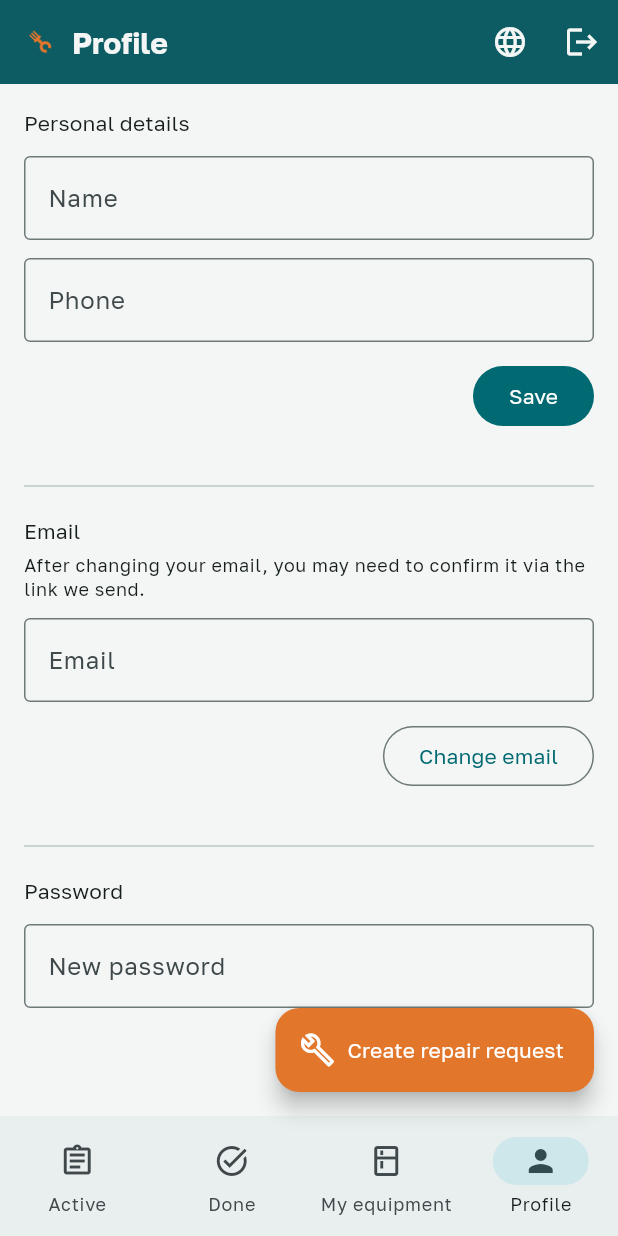
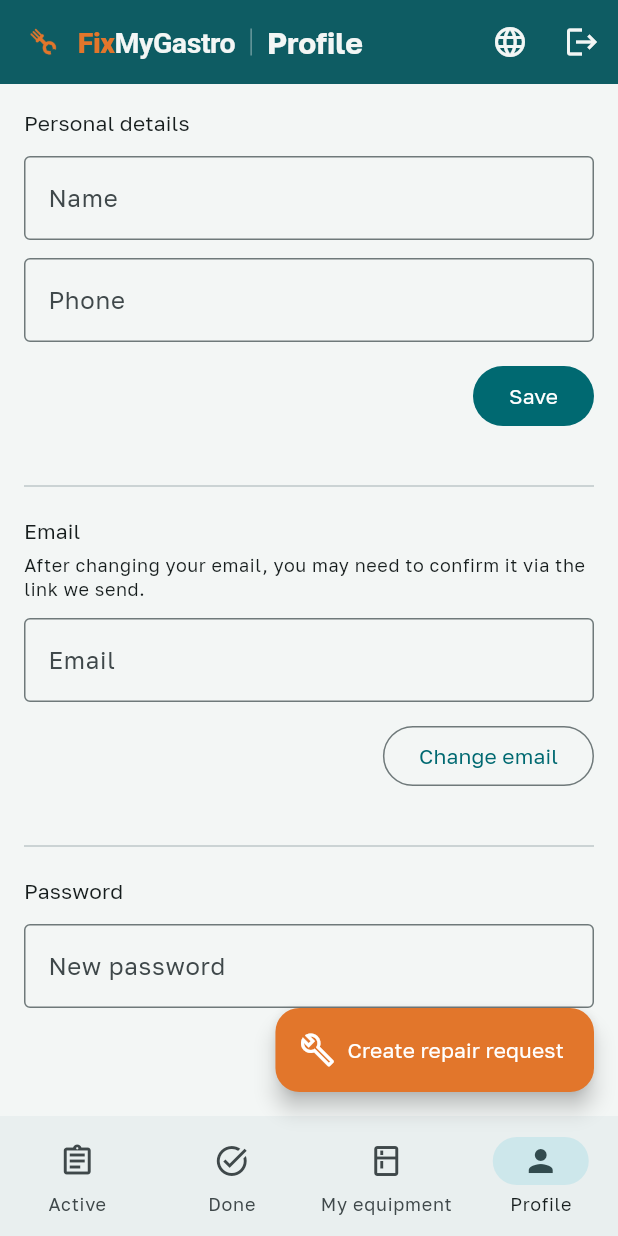
Before and after one commit to savvivs-droid/Project-service, a Flutter app: the screen it shows once a user with an empty profile is signed in, item 4 of the bottom bar chosen, on a phone screen of 412 x 824 dp. Run offline on Flutter 3.47's test engine with Material 3 defaults, Android fonts, the phone set to English and light mode, and no system bars; our stand-ins replace flutter_dotenv, image_picker, shared_preferences, supabase_flutter; accounts and stored records are empty.

Commit message:
Убрать дублирующий телефон заведения, добавить код страны, показывать бренд везде
При регистрации клиент указывал телефон дважды — свой личный и
отдельно контактный телефон заведения. Убрано второе поле, оба места
в базе (profiles.phone и establishments.contact_phone) теперь
заполняются одним и тем же номером. У поля личного телефона добавлен
выбор кода страны (Чехия +420 по умолчанию, плюс соседние и
поддерживаемые локализацией страны).

Название FixMyGastro теперь всегда видно в шапке AppBar на всех
экранах через общий виджет AppBrandAppBarTitle — раньше бренд был
только на 3 "домашних" экранах (и то одним значком без текста), а на
экранах вроде заявки, чата или карточки оборудования не было вовсе.

```diff
--- a/lib/core/widgets/app_brand.dart
+++ b/lib/core/widgets/app_brand.dart
@@ -31,6 +31,34 @@ class AppBrandIcon extends StatelessWidget {
   @override
   Widget build(BuildContext context) {
     return Image.asset('assets/brand/logo_mark.png', width: size, height: size);
+  }
+}
+
+/// Заголовок AppBar, где название FixMyGastro всегда видно первым, а
+/// специфичный для экрана текст (если есть) идёт следом через
+/// разделитель и обрезается многоточием, если места не хватает —
+/// бренд не должен пропадать при переходе вглубь приложения.
+class AppBrandAppBarTitle extends StatelessWidget {
+  const AppBrandAppBarTitle({super.key, this.subtitle});
+
+  final String? subtitle;
+
+  @override
+  Widget build(BuildContext context) {
+    if (subtitle == null || subtitle!.isEmpty) return const AppBrandTitle();
+
+    return Row(
+      mainAxisSize: MainAxisSize.min,
+      children: [
+        const AppBrandTitle(),
+        const SizedBox(width: 10),
+        Container(width: 1, height: 18, color: AppTheme.onPrimary.withValues(alpha: 0.4)),
+        const SizedBox(width: 10),
+        Flexible(
+          child: Text(subtitle!, overflow: TextOverflow.ellipsis),
+        ),
+      ],
+    );
   }
 }
 
--- a/lib/features/auth/login_screen.dart
+++ b/lib/features/auth/login_screen.dart
@@ -58,7 +58,10 @@ class _LoginScreenState extends State<LoginScreen> {
   @override
   Widget build(BuildContext context) {
     return Scaffold(
-      appBar: AppBar(actions: const [LanguageSwitcher()]),
+      appBar: AppBar(
+        title: const AppBrandAppBarTitle(),
+        actions: const [LanguageSwitcher()],
+      ),
       body: SafeArea(
         child: Center(
           child: SingleChildScrollView(
--- a/lib/features/home/admin_request_detail_screen.dart
+++ b/lib/features/home/admin_request_detail_screen.dart
@@ -2,6 +2,7 @@ import 'package:flutter/material.dart';
 
 import '../../core/constants/request_status.dart';
 import '../../core/l10n/l10n_extension.dart';
+import '../../core/widgets/app_brand.dart';
 import '../../core/widgets/language_switcher.dart';
 import '../../models/request_list_item.dart';
 import '../../services/service_request_repository.dart';
@@ -129,7 +130,9 @@ class _AdminRequestDetailScreenState extends State<AdminRequestDetailScreen> {
 
     return Scaffold(
       appBar: AppBar(
-        title: Text(context.l10n.requestDetailTitle(shortId)),
+        title: AppBrandAppBarTitle(
+          subtitle: context.l10n.requestDetailTitle(shortId),
+        ),
         actions: [
           const LanguageSwitcher(),
           Padding(
--- a/lib/features/home/client_create_request_screen.dart
+++ b/lib/features/home/client_create_request_screen.dart
@@ -2,6 +2,7 @@ import 'package:flutter/material.dart';
 
 import '../../core/constants/equipment_icons.dart';
 import '../../core/l10n/l10n_extension.dart';
+import '../../core/widgets/app_brand.dart';
 import '../../core/widgets/language_switcher.dart';
 import '../../models/equipment.dart';
 import '../../models/profile.dart';
@@ -102,7 +103,7 @@ class _ClientCreateRequestScreenState
   Widget build(BuildContext context) {
     return Scaffold(
       appBar: AppBar(
-        title: Text(context.l10n.createRequestTitle),
+        title: AppBrandAppBarTitle(subtitle: context.l10n.createRequestTitle),
         actions: const [LanguageSwitcher()],
       ),
       body: SafeArea(
--- a/lib/features/home/client_home_screen.dart
+++ b/lib/features/home/client_home_screen.dart
@@ -61,14 +61,7 @@ class _ClientHomeScreenState extends State<ClientHomeScreen> {
 
     return Scaffold(
       appBar: AppBar(
-        title: Row(
-          mainAxisSize: MainAxisSize.min,
-          children: [
-            const AppBrandIcon(size: 22),
-            const SizedBox(width: 10),
-            Text(titles[_tabIndex]),
-          ],
-        ),
+        title: AppBrandAppBarTitle(subtitle: titles[_tabIndex]),
         actions: [
           const LanguageSwitcher(),
           IconButton(
--- a/lib/features/home/client_request_detail_screen.dart
+++ b/lib/features/home/client_request_detail_screen.dart
@@ -2,6 +2,7 @@ import 'package:flutter/material.dart';
 
 import '../../core/constants/request_status.dart';
 import '../../core/l10n/l10n_extension.dart';
+import '../../core/widgets/app_brand.dart';
 import '../../core/widgets/language_switcher.dart';
 import '../../models/request_list_item.dart';
 import 'request_chat_screen.dart';
@@ -21,7 +22,9 @@ class ClientRequestDetailScreen extends StatelessWidget {
 
     return Scaffold(
       appBar: AppBar(
-        title: Text(context.l10n.requestDetailTitle(shortId)),
+        title: AppBrandAppBarTitle(
+          subtitle: context.l10n.requestDetailTitle(shortId),
+        ),
         actions: [
           const LanguageSwitcher(),
           Padding(
--- a/lib/features/home/establishment_detail_screen.dart
+++ b/lib/features/home/establishment_detail_screen.dart
@@ -4,6 +4,7 @@ import '../../core/constants/equipment_icons.dart';
 import '../../core/constants/equipment_status.dart';
 import '../../core/l10n/l10n_extension.dart';
 import '../../core/utils/image_picker_helper.dart';
+import '../../core/widgets/app_brand.dart';
 import '../../core/widgets/language_switcher.dart';
 import '../../models/equipment.dart';
 import '../../models/establishment.dart';
@@ -108,7 +109,7 @@ class _EstablishmentDetailScreenState
 
     return Scaffold(
       appBar: AppBar(
-        title: Text(establishment.name),
+        title: AppBrandAppBarTitle(subtitle: establishment.name),
         actions: const [LanguageSwitcher()],
       ),
       floatingActionButton: FloatingActionButton(
--- a/lib/features/home/request_chat_screen.dart
+++ b/lib/features/home/request_chat_screen.dart
@@ -1,6 +1,7 @@
 import 'package:flutter/material.dart';
 
 import '../../core/l10n/l10n_extension.dart';
+import '../../core/widgets/app_brand.dart';
 import '../../core/widgets/language_switcher.dart';
 import '../../models/request_message.dart';
 import '../../services/request_message_repository.dart';
@@ -88,7 +89,9 @@ class _RequestChatScreenState extends State<RequestChatScreen> {
   Widget build(BuildContext context) {
     return Scaffold(
       appBar: AppBar(
-        title: Text(context.l10n.chatTitle(widget.title)),
+        title: AppBrandAppBarTitle(
+          subtitle: context.l10n.chatTitle(widget.title),
+        ),
         actions: const [LanguageSwitcher()],
       ),
       body: Column(
```
Also changed, not shown: lib/features/auth/register_screen.dart (+56 -25 lines), lib/features/home/admin_home_screen.dart (+1 -8 lines), lib/features/home/client_equipment_category_screen.dart (+2 -8 lines), lib/features/home/equipment_form_screen.dart (+6 -3 lines), lib/l10n/app_cs.arb (+0 -8 lines), lib/l10n/app_en.arb (+0 -8 lines), lib/l10n/app_ru.arb (+0 -8 lines), lib/l10n/app_vi.arb (+0 -8 lines), lib/l10n/generated/app_localizations.dart, lib/l10n/generated/app_localizations_cs.dart, lib/l10n/generated/app_localizations_en.dart, lib/l10n/generated/app_localizations_ru.dart, lib/l10n/generated/app_localizations_vi.dart.
